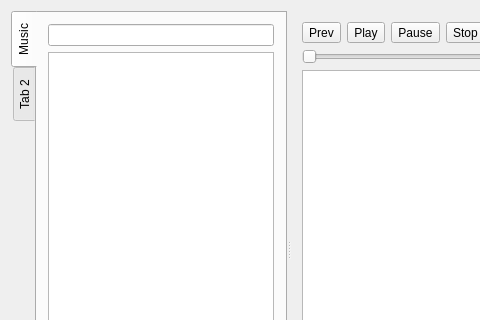
First picture: the form in mainwindow.ui, repository vooft/qupod, before the edit; both pictures show x 0 to 480 and y 0 to 320 of the 615 by 519 pixel window.
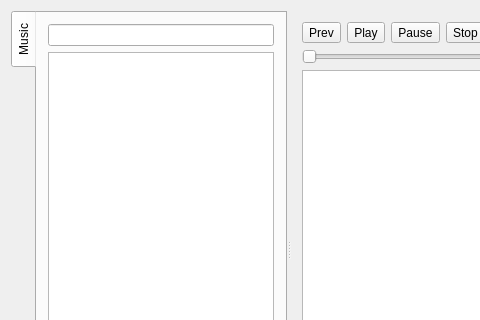
Second picture: the form after the edit. Icons and pictures are not drawn.

Diff of the .ui file:
```diff
--- a/mainwindow.ui
+++ b/mainwindow.ui
@@ -65,11 +65,6 @@
          </item>
         </layout>
        </widget>
-       <widget class="QWidget" name="tab_2">
-        <attribute name="title">
-         <string>Tab 2</string>
-        </attribute>
-       </widget>
       </widget>
       <widget class="QWidget" name="verticalLayoutWidget">
        <layout class="QVBoxLayout" name="verticalLayout_2">
```
Left out of the diff: 6 changed lines with no effect on the pictures.
